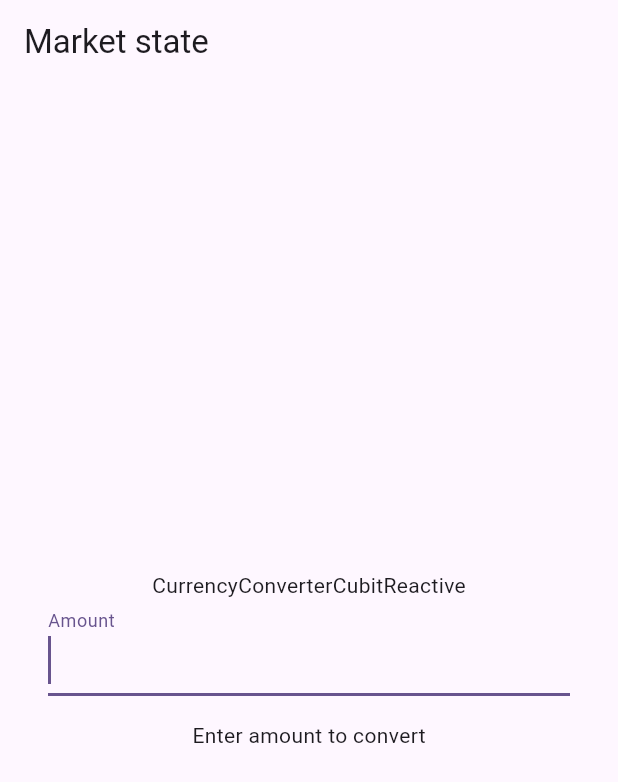
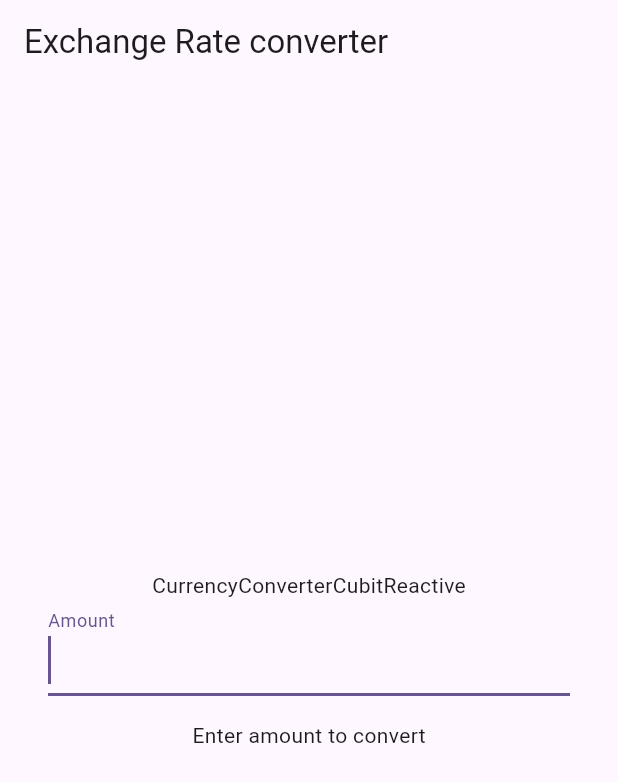
Before and after one commit to ramin-deriv/reactive_example, a Flutter app: the screen it shows after launch, on a phone screen of 412 x 824 dp. Shown: the top 782 px of the screen. Run offline on Flutter 3.47's test engine with Material 2 defaults, Android fonts, the light colour scheme and no system bars; our stand-ins replace flutter_bloc, rxdart.

Commit message:
fix the title

```diff
--- a/lib/main.dart
+++ b/lib/main.dart
@@ -55,7 +55,7 @@ class ImperativeStyle extends State<HomePage> {
   Widget build(BuildContext context) {
     return Scaffold(
       appBar: AppBar(
-        title: const Text('Market state'),
+        title: const Text('Exchange Rate converter'),
       ),
       body: Center(
         child: Padding(
```
